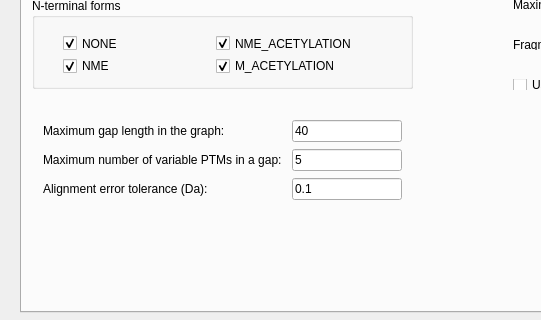
The window that src/gui/topmg/topmgwindow.ui (toppic-suite/toppic-suite) describes before a commit, drawn with Qt 5; both pictures show x 0 to 541 and y 98 to 418 of the 920 by 700 pixel window.
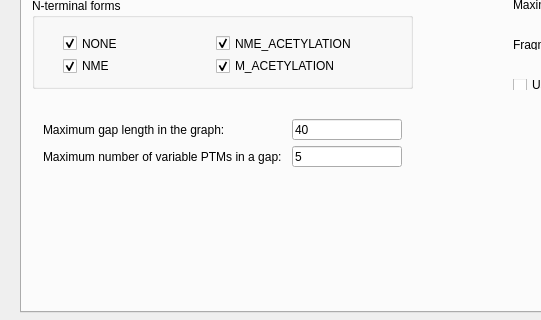
The same window after the commit. The open tabs and pages were chosen to show the change. Icons and pictures are not drawn.

Commit message:
topmg_gui: the field "Alignment error tolerance (Da)" removed from the Advanced Parameters tab, with its entry in gui/util/command.cpp, so the GUI no longer emits --align-error-tolerance and topmg keeps its 0.1 Da (the GUI part of dd80feb4 reversed: the grid row, the group box height 105 -> 70, the validator, default, read, lock, check and the parameter summary line); topmg manual and CLAUDE.md
Checked: topmg_gui builds and starts (offscreen); src/gui no longer names
the option.

Claude-Session: https://claude.ai/code/session_01URrZBcj94bWahvgdM1SqkX

```diff
--- a/src/gui/topmg/topmgwindow.ui
+++ b/src/gui/topmg/topmgwindow.ui
@@ -1142,7 +1142,7 @@
         <x>10</x>
         <y>170</y>
         <width>381</width>
-        <height>105</height>
+        <height>70</height>
        </rect>
       </property>
       <layout class="QGridLayout" name="gridLayout_2">
@@ -1192,29 +1192,6 @@
          </property>
         </widget>
        </item>
-       <item row="2" column="0">
-        <widget class="QLabel" name="alignErrorToleranceLabel">
-         <property name="text">
-          <string>Alignment error tolerance (Da):</string>
-         </property>
-        </widget>
-       </item>
-       <item row="2" column="1">
-        <widget class="QLineEdit" name="alignErrorToleranceEdit">
-         <property name="maximumSize">
-          <size>
-           <width>110</width>
-           <height>16777215</height>
-          </size>
-         </property>
-         <property name="toolTip">
-          <string>Error tolerance (Da) for matching mass differences of the spectrum and proteoform graphs in the graph alignment (topmg --align-error-tolerance).</string>
-         </property>
-         <property name="text">
-          <string>0.1</string>
-         </property>
-        </widget>
-       </item>
       </layout>
      </widget>
     </widget>
```
The commit also changes 4 other files.
